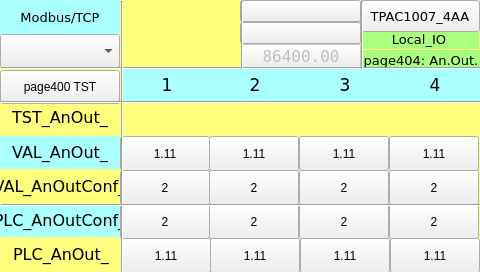
Above: TPAC1007_04_AA/Local_IO_HMI/page404.ui from MECTsrl/mect_apps before the change. Below: the same form after it.
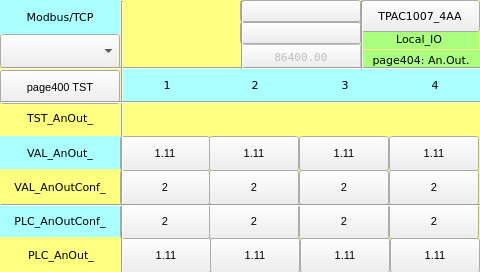
That is the form after the change. Custom widgets are drawn as their Qt base class.

```diff
--- a/TPAC1007_04_AA/Local_IO_HMI/page404.ui
+++ b/TPAC1007_04_AA/Local_IO_HMI/page404.ui
@@ -43,7 +43,7 @@
    <property name="font">
     <font>
      <family>DejaVu Sans</family>
-     <pointsize>10</pointsize>
+     <pointsize>8</pointsize>
     </font>
    </property>
    <property name="styleSheet">
@@ -68,7 +68,7 @@
    <property name="font">
     <font>
      <family>DejaVu Sans</family>
-     <pointsize>10</pointsize>
+     <pointsize>8</pointsize>
     </font>
    </property>
    <property name="styleSheet">
@@ -195,7 +195,7 @@
    <property name="font">
     <font>
      <family>DejaVu Sans</family>
-     <pointsize>10</pointsize>
+     <pointsize>8</pointsize>
      <weight>50</weight>
      <bold>false</bold>
     </font>
@@ -307,6 +307,11 @@
      <height>35</height>
     </rect>
    </property>
+   <property name="font">
+    <font>
+     <pointsize>8</pointsize>
+    </font>
+   </property>
    <property name="text">
     <string>2</string>
    </property>
@@ -364,6 +369,11 @@
      <height>35</height>
     </rect>
    </property>
+   <property name="font">
+    <font>
+     <pointsize>8</pointsize>
+    </font>
+   </property>
    <property name="text">
     <string>2</string>
    </property>
@@ -421,6 +431,11 @@
      <height>35</height>
     </rect>
    </property>
+   <property name="font">
+    <font>
+     <pointsize>8</pointsize>
+    </font>
+   </property>
    <property name="text">
     <string>2</string>
    </property>
@@ -481,7 +496,7 @@
    <property name="font">
     <font>
      <family>DejaVu Sans</family>
-     <pointsize>12</pointsize>
+     <pointsize>8</pointsize>
     </font>
    </property>
    <property name="styleSheet">
@@ -506,7 +521,7 @@
    <property name="font">
     <font>
      <family>DejaVu Sans</family>
-     <pointsize>12</pointsize>
+     <pointsize>8</pointsize>
     </font>
    </property>
    <property name="styleSheet">
@@ -528,6 +543,11 @@
      <height>35</height>
     </rect>
    </property>
+   <property name="font">
+    <font>
+     <pointsize>8</pointsize>
+    </font>
+   </property>
    <property name="text">
     <string>1.11</string>
    </property>
@@ -588,7 +608,7 @@
    <property name="font">
     <font>
      <family>DejaVu Sans</family>
-     <pointsize>13</pointsize>
+     <pointsize>8</pointsize>
     </font>
    </property>
    <property name="styleSheet">
@@ -613,7 +633,7 @@
    <property name="font">
     <font>
      <family>DejaVu Sans</family>
-     <pointsize>13</pointsize>
+     <pointsize>8</pointsize>
     </font>
    </property>
    <property name="styleSheet">
@@ -638,7 +658,7 @@
    <property name="font">
     <font>
      <family>DejaVu Sans</family>
-     <pointsize>12</pointsize>
+     <pointsize>8</pointsize>
     </font>
    </property>
    <property name="styleSheet">
@@ -660,6 +680,11 @@
      <height>35</height>
     </rect>
    </property>
+   <property name="font">
+    <font>
+     <pointsize>8</pointsize>
+    </font>
+   </property>
    <property name="text">
     <string>1.11</string>
    </property>
@@ -756,7 +781,7 @@
    <property name="font">
     <font>
      <family>DejaVu Sans</family>
-     <pointsize>12</pointsize>
+     <pointsize>8</pointsize>
     </font>
    </property>
    <property name="styleSheet">
@@ -814,6 +839,11 @@
      <height>35</height>
     </rect>
    </property>
+   <property name="font">
+    <font>
+     <pointsize>8</pointsize>
+    </font>
+   </property>
    <property name="text">
     <string>2</string>
    </property>
@@ -874,7 +904,7 @@
    <property name="font">
     <font>
      <family>DejaVu Sans</family>
-     <pointsize>13</pointsize>
+     <pointsize>8</pointsize>
     </font>
    </property>
    <property name="styleSheet">
@@ -932,6 +962,11 @@
      <height>35</height>
     </rect>
    </property>
+   <property name="font">
+    <font>
+     <pointsize>8</pointsize>
+    </font>
+   </property>
    <property name="text">
     <string>2</string>
    </property>
@@ -989,6 +1024,11 @@
      <height>35</height>
     </rect>
    </property>
+   <property name="font">
+    <font>
+     <pointsize>8</pointsize>
+    </font>
+   </property>
    <property name="text">
     <string>1.11</string>
    </property>
@@ -1046,6 +1086,11 @@
      <height>35</height>
     </rect>
    </property>
+   <property name="font">
+    <font>
+     <pointsize>8</pointsize>
+    </font>
+   </property>
    <property name="text">
     <string>2</string>
    </property>
@@ -1103,6 +1148,11 @@
      <height>35</height>
     </rect>
    </property>
+   <property name="font">
+    <font>
+     <pointsize>8</pointsize>
+    </font>
+   </property>
    <property name="text">
     <string>1.11</string>
    </property>
@@ -1160,6 +1210,11 @@
      <height>35</height>
     </rect>
    </property>
+   <property name="font">
+    <font>
+     <pointsize>8</pointsize>
+    </font>
+   </property>
    <property name="text">
     <string>2</string>
    </property>
@@ -1220,7 +1275,7 @@
    <property name="font">
     <font>
      <family>DejaVu Sans</family>
-     <pointsize>13</pointsize>
+     <pointsize>8</pointsize>
     </font>
    </property>
    <property name="styleSheet">
@@ -1278,6 +1333,11 @@
      <height>35</height>
     </rect>
    </property>
+   <property name="font">
+    <font>
+     <pointsize>8</pointsize>
+    </font>
+   </property>
    <property name="text">
     <string>2</string>
    </property>
@@ -1335,6 +1395,11 @@
      <height>35</height>
     </rect>
    </property>
+   <property name="font">
+    <font>
+     <pointsize>8</pointsize>
+    </font>
+   </property>
    <property name="text">
     <string>1.11</string>
    </property>
@@ -1395,7 +1460,7 @@
    <property name="font">
     <font>
      <family>DejaVu Sans</family>
-     <pointsize>12</pointsize>
+     <pointsize>8</pointsize>
     </font>
    </property>
    <property name="styleSheet">
@@ -1417,6 +1482,11 @@
      <height>35</height>
     </rect>
    </property>
+   <property name="font">
+    <font>
+     <pointsize>8</pointsize>
+    </font>
+   </property>
    <property name="text">
     <string>1.11</string>
    </property>
@@ -1474,6 +1544,11 @@
      <height>35</height>
     </rect>
    </property>
+   <property name="font">
+    <font>
+     <pointsize>8</pointsize>
+    </font>
+   </property>
    <property name="text">
     <string>1.11</string>
    </property>
@@ -1531,6 +1606,11 @@
      <height>35</height>
     </rect>
    </property>
+   <property name="font">
+    <font>
+     <pointsize>8</pointsize>
+    </font>
+   </property>
    <property name="text">
     <string>1.11</string>
    </property>
@@ -1588,6 +1668,11 @@
      <height>34</height>
     </rect>
    </property>
+   <property name="font">
+    <font>
+     <pointsize>8</pointsize>
+    </font>
+   </property>
    <property name="toolTip">
     <string/>
    </property>
@@ -1644,7 +1729,7 @@
    <property name="font">
     <font>
      <family>DejaVu Sans Mono</family>
-     <pointsize>12</pointsize>
+     <pointsize>8</pointsize>
     </font>
    </property>
    <property name="text">
@@ -1760,7 +1845,7 @@
    <property name="font">
     <font>
      <family>DejaVu Sans</family>
-     <pointsize>10</pointsize>
+     <pointsize>8</pointsize>
     </font>
    </property>
    <property name="styleSheet">
```
Left out of the diff: 34 changed lines with no effect on the pictures.
